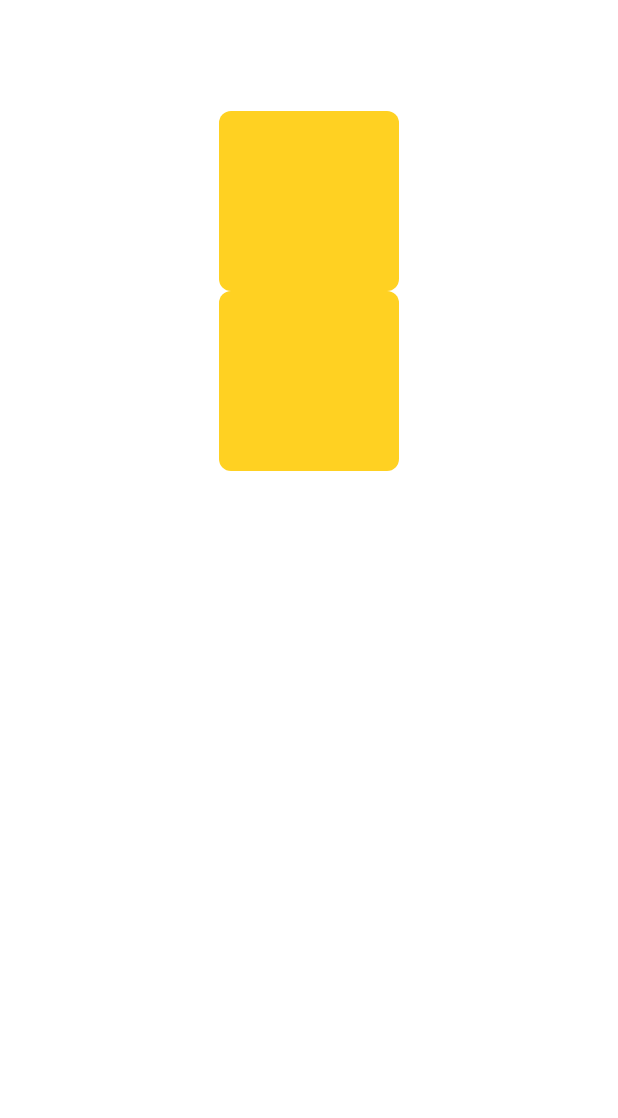
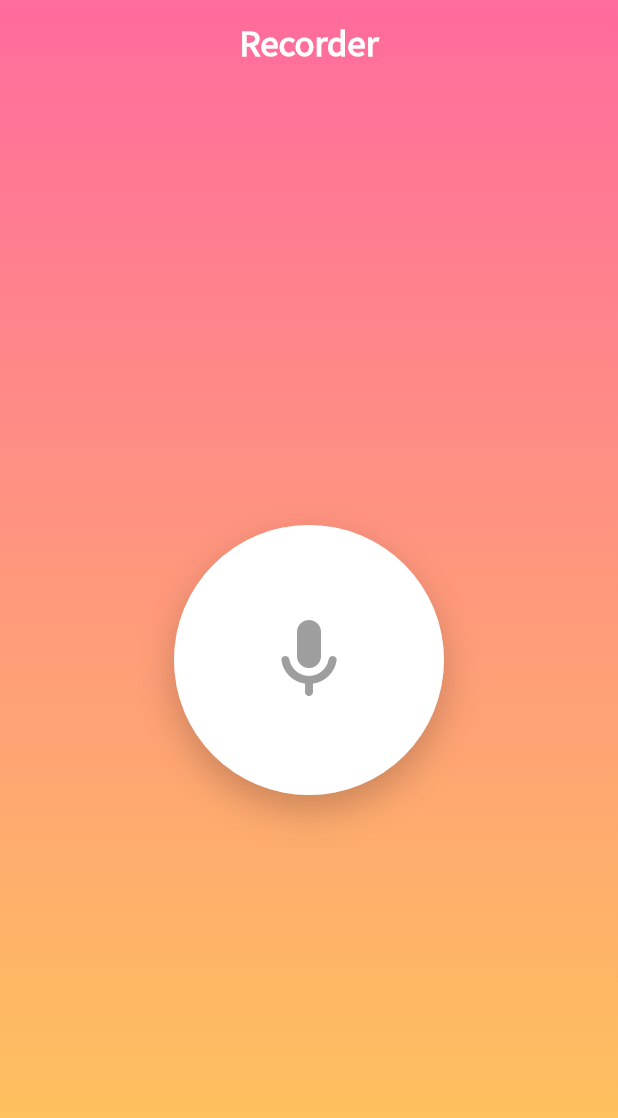
Before and after one commit to 2424takumi/Lullabee, a Flutter app: the RecordingWidget screen opened by its route, on a phone screen of 412 x 824 dp. Shown: the top 1118 px of the screen. Run offline on Flutter 3.47's test engine with Material 3 defaults, Android fonts, the phone set to English and light mode, and no system bars; our stand-ins replace assets_audio_player, audioplayers, auto_size_text, cached_network_image, cloud_firestore, cross_file and 27 more; missing offline and left inert: adapty_flutter, aligned_dialog, dart:html, json_path, mime_type, platform_detect and 1 more; accounts and stored records are empty; network calls fail.

Commit message:
feat: implement recording feature with modern UI design
- Updated RecordingWidget with gradient background (pink to orange)
- Added circular recording button with microphone icon
- Implemented recording state management with visual feedback
- Fixed navigation: FAB in Library now navigates to RecordingWidget
- Added record button in PostWidget for easy access
- Added visual pulse effect when recording

Co-authored-by: 2424takumi <2424takumi@users.noreply.github.com>

```diff
--- a/lib/pages/library/library_widget.dart
+++ b/lib/pages/library/library_widget.dart
@@ -49,19 +49,11 @@ class _LibraryWidgetState extends State<LibraryWidget> {
         backgroundColor: FlutterFlowTheme.of(context).primaryBackground,
         floatingActionButton: FloatingActionButton(
           onPressed: () async {
-            context.pushNamed(
-              PostWidget.routeName,
-              queryParameters: {
-                'postrecording': serializeParam(
-                  '',
-                  ParamType.String,
-                ),
-              }.withoutNulls,
-            );
+            context.pushNamed(RecordingWidget.routeName);
           },
           backgroundColor: FlutterFlowTheme.of(context).primary,
           child: Icon(
-            Icons.add_rounded,
+            Icons.mic_rounded,
             color: FlutterFlowTheme.of(context).primaryBackground,
             size: 24.0,
           ),
--- a/lib/post/post_widget.dart
+++ b/lib/post/post_widget.dart
@@ -381,6 +381,84 @@ class _PostWidgetState extends State<PostWidget> {
                 ),
                 FFButtonWidget(
                   onPressed: () async {
+                    context.pushNamed(RecordingWidget.routeName);
+                  },
+                  text: FFLocalizations.of(context).getText(
+                    'record_audio' /* 音声を録音 */,
+                  ),
+                  options: FFButtonOptions(
+                    height: 40.0,
+                    padding:
+                        EdgeInsetsDirectional.fromSTEB(16.0, 0.0, 16.0, 0.0),
+                    iconPadding:
+                        EdgeInsetsDirectional.fromSTEB(0.0, 0.0, 0.0, 0.0),
+                    color: FlutterFlowTheme.of(context).primary,
+                    textStyle: FlutterFlowTheme.of(context).titleSmall.override(
+                          font: GoogleFonts.notoSansJp(
+                            fontWeight: FlutterFlowTheme.of(context)
+                                .titleSmall
+                                .fontWeight,
+                            fontStyle: FlutterFlowTheme.of(context)
+                                .titleSmall
+                                .fontStyle,
+                          ),
+                          color: Colors.white,
+                          letterSpacing: 0.0,
+                          fontWeight: FlutterFlowTheme.of(context)
+                              .titleSmall
+                              .fontWeight,
+                          fontStyle:
+                              FlutterFlowTheme.of(context).titleSmall.fontStyle,
+                        ),
+                    elevation: 0.0,
+                    borderRadius: BorderRadius.circular(8.0),
+                  ),
+                ),
+                Row(
+                  mainAxisSize: MainAxisSize.max,
+                  mainAxisAlignment: MainAxisAlignment.spaceEvenly,
+                  children: [
+                    FFButtonWidget(
+                      onPressed: () async {
+                        context.pushNamed(RecordingWidget.routeName);
+                      },
+                      text: FFLocalizations.of(context).getText(
+                        'rec_new' /* 録音する */,
+                      ),
+                      icon: Icon(
+                        Icons.mic_rounded,
+                        size: 20.0,
+                      ),
+                      options: FFButtonOptions(
+                        height: 40.0,
+                        padding:
+                            EdgeInsetsDirectional.fromSTEB(16.0, 0.0, 16.0, 0.0),
+                        iconPadding:
+                            EdgeInsetsDirectional.fromSTEB(0.0, 0.0, 8.0, 0.0),
+                        color: Color(0xFFFF6B9D),
+                        textStyle: FlutterFlowTheme.of(context).titleSmall.override(
+                              font: GoogleFonts.notoSansJp(
+                                fontWeight: FlutterFlowTheme.of(context)
+                                    .titleSmall
+                                    .fontWeight,
+                                fontStyle: FlutterFlowTheme.of(context)
+                                    .titleSmall
+                                    .fontStyle,
+                              ),
+                              color: Colors.white,
+                              letterSpacing: 0.0,
+                              fontWeight: FlutterFlowTheme.of(context)
+                                  .titleSmall
+                                  .fontWeight,
+                              fontStyle:
+                                  FlutterFlowTheme.of(context).titleSmall.fontStyle,
+                            ),
+                        elevation: 0.0,
+                        borderRadius: BorderRadius.circular(8.0),
+                      ),
+                    ),
+                    FFButtonWidget(
+                      onPressed: () async {
                         final selectedFiles = await selectFiles(
                           allowedExtensions: ['mp3'],
                           multiFile: false,
@@ -456,6 +534,8 @@ class _PostWidgetState extends State<PostWidget> {
                         elevation: 0.0,
                         borderRadius: BorderRadius.circular(8.0),
                       ),
+                    ),
+                  ],
                 ),
                 StreamBuilder<List<ChildrenRecord>>(
                   stream: queryChildrenRecord(
--- a/lib/recording/recording_widget.dart
+++ b/lib/recording/recording_widget.dart
@@ -46,14 +46,12 @@ class _RecordingWidgetState extends State<RecordingWidget> {
       },
       child: Scaffold(
         key: scaffoldKey,
-        backgroundColor: FlutterFlowTheme.of(context).primaryBackground,
+        backgroundColor: Colors.transparent,
         appBar: AppBar(
-          backgroundColor: FlutterFlowTheme.of(context).primaryBackground,
+          backgroundColor: Colors.transparent,
           automaticallyImplyLeading: false,
           title: Text(
-            FFLocalizations.of(context).getText(
-              'fxpyzcq0' /* Page Title */,
-            ),
+            'Recorder',
             style: FlutterFlowTheme.of(context).headlineMedium.override(
                   font: GoogleFonts.notoSansJp(
                     fontWeight:
@@ -61,7 +59,7 @@ class _RecordingWidgetState extends State<RecordingWidget> {
                     fontStyle:
                         FlutterFlowTheme.of(context).headlineMedium.fontStyle,
                   ),
-                  color: FlutterFlowTheme.of(context).primaryText,
+                  color: Colors.white,
                   fontSize: 22.0,
                   letterSpacing: 0.0,
                   fontWeight:
@@ -71,38 +69,50 @@ class _RecordingWidgetState extends State<RecordingWidget> {
                 ),
           ),
           actions: [],
-          centerTitle: false,
+          centerTitle: true,
           elevation: 0.0,
         ),
-        body: SafeArea(
+        extendBodyBehindAppBar: true,
+        body: Container(
+          width: double.infinity,
+          height: double.infinity,
+          decoration: BoxDecoration(
+            gradient: LinearGradient(
+              colors: [
+                Color(0xFFFF6B9D),
+                Color(0xFFFECA57),
+              ],
+              stops: [0.0, 1.0],
+              begin: AlignmentDirectional(0.0, -1.0),
+              end: AlignmentDirectional(0.0, 1.0),
+            ),
+          ),
+          child: SafeArea(
             top: true,
-          child: Align(
-            alignment: AlignmentDirectional(0.0, 0.0),
             child: Column(
               mainAxisSize: MainAxisSize.max,
-              crossAxisAlignment: CrossAxisAlignment.center,
+              mainAxisAlignment: MainAxisAlignment.center,
               children: [
-                Text(
-                  FFLocalizations.of(context).getText(
-                    'c9une4w9' /* Hello World */,
-                  ),
-                  style: FlutterFlowTheme.of(context).bodyMedium.override(
-                        font: GoogleFonts.notoSansJp(
-                          fontWeight: FlutterFlowTheme.of(context)
-                              .bodyMedium
-                              .fontWeight,
-                          fontStyle:
-                              FlutterFlowTheme.of(context).bodyMedium.fontStyle,
-                        ),
-                        letterSpacing: 0.0,
-                        fontWeight:
-                            FlutterFlowTheme.of(context).bodyMedium.fontWeight,
-                        fontStyle:
-                            FlutterFlowTheme.of(context).bodyMedium.fontStyle,
+                Expanded(
+                  child: Center(
+                    child: Stack(
+                      alignment: Alignment.center,
+                      children: [
+                        if (FFAppState().isRecordingState)
+                          Container(
+                            width: 200.0,
+                            height: 200.0,
+                            decoration: BoxDecoration(
+                              shape: BoxShape.circle,
+                              border: Border.all(
+                                color: Color(0xFFFF4757).withOpacity(0.3),
+                                width: 2.0,
                               ),
                             ),
-                FFButtonWidget(
-                  onPressed: () async {
+                          ),
+                        InkWell(
+                          onTap: () async {
+                            if (!FFAppState().isRecordingState) {
                               await requestPermission(microphonePermission);
                               if (await getPermissionStatus(microphonePermission)) {
                                 await startAudioRecording(
@@ -113,41 +123,7 @@ class _RecordingWidgetState extends State<RecordingWidget> {
                                 FFAppState().isRecordingState = true;
                                 safeSetState(() {});
                               }
-                  },
-                  text: FFLocalizations.of(context).getText(
-                    's499tcx3' /* start */,
-                  ),
-                  options: FFButtonOptions(
-                    width: 120.0,
-                    height: 120.0,
-                    padding:
-                        EdgeInsetsDirectional.fromSTEB(16.0, 0.0, 16.0, 0.0),
-                    iconPadding:
-                        EdgeInsetsDirectional.fromSTEB(0.0, 0.0, 0.0, 0.0),
-                    color: FlutterFlowTheme.of(context).primary,
-                    textStyle: FlutterFlowTheme.of(context).titleSmall.override(
-                          font: GoogleFonts.notoSansJp(
-                            fontWeight: FlutterFlowTheme.of(context)
-                                .titleSmall
-                                .fontWeight,
-                            fontStyle: FlutterFlowTheme.of(context)
-                                .titleSmall
-                                .fontStyle,
-                          ),
-                          color: Colors.white,
-                          letterSpacing: 0.0,
-                          fontWeight: FlutterFlowTheme.of(context)
-                              .titleSmall
-                              .fontWeight,
-                          fontStyle:
-                              FlutterFlowTheme.of(context).titleSmall.fontStyle,
-                        ),
-                    elevation: 0.0,
-                    borderRadius: BorderRadius.circular(8.0),
-                  ),
-                ),
-                FFButtonWidget(
-                  onPressed: () async {
+                            } else {
                               await stopAudioRecording(
                                 audioRecorder: _model.audioRecorder,
                                 audioName: 'recordedFileBytes',
@@ -169,39 +145,48 @@ class _RecordingWidgetState extends State<RecordingWidget> {
                                   ),
                                 }.withoutNulls,
                               );
-
-                    safeSetState(() {});
+                            }
                           },
-                  text: FFLocalizations.of(context).getText(
-                    'm6chre1j' /* stop */,
+                          borderRadius: BorderRadius.circular(100.0),
+                          child: Container(
+                            width: 180.0,
+                            height: 180.0,
+                            decoration: BoxDecoration(
+                              color: Colors.white,
+                              shape: BoxShape.circle,
+                              border: Border.all(
+                                color: FFAppState().isRecordingState
+                                    ? Color(0xFFFF4757)
+                                    : Colors.white.withOpacity(0.3),
+                                width: 3.0,
                               ),
-                  options: FFButtonOptions(
-                    width: 120.0,
-                    height: 120.0,
-                    padding:
-                        EdgeInsetsDirectional.fromSTEB(16.0, 0.0, 16.0, 0.0),
-                    iconPadding:
-                        EdgeInsetsDirectional.fromSTEB(0.0, 0.0, 0.0, 0.0),
-                    color: FlutterFlowTheme.of(context).primary,
-                    textStyle: FlutterFlowTheme.of(context).titleSmall.override(
-                          font: GoogleFonts.notoSansJp(
-                            fontWeight: FlutterFlowTheme.of(context)
-                                .titleSmall
-                                .fontWeight,
-                            fontStyle: FlutterFlowTheme.of(context)
-                                .titleSmall
-                                .fontStyle,
+                              boxShadow: [
+                                BoxShadow(
+                                  blurRadius: 20.0,
+                                  color: Color(0x33000000),
+                                  offset: Offset(
+                                    0.0,
+                                    10.0,
                                   ),
-                          color: Colors.white,
-                          letterSpacing: 0.0,
-                          fontWeight: FlutterFlowTheme.of(context)
-                              .titleSmall
-                              .fontWeight,
-                          fontStyle:
-                              FlutterFlowTheme.of(context).titleSmall.fontStyle,
+                                  spreadRadius: 0.0,
+                                )
+                              ],
                             ),
-                    elevation: 0.0,
-                    borderRadius: BorderRadius.circular(8.0),
+                            child: Center(
+                              child: Icon(
+                                FFAppState().isRecordingState
+                                    ? Icons.stop_rounded
+                                    : Icons.mic_rounded,
+                                color: FFAppState().isRecordingState
+                                    ? Color(0xFFFF4757)
+                                    : Color(0xFF9E9E9E),
+                                size: 64.0,
+                              ),
+                            ),
+                          ),
+                        ),
+                      ],
+                    ),
                   ),
                 ),
               ],
```
Lines whose indentation alone changed are shown as unchanged.
